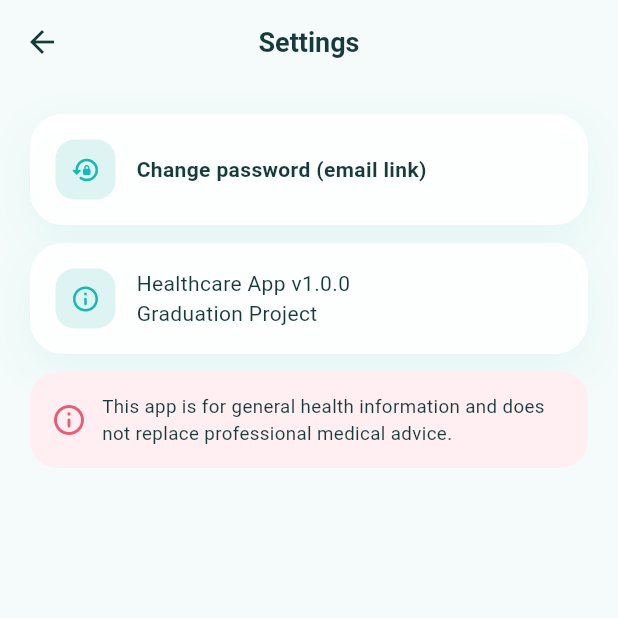
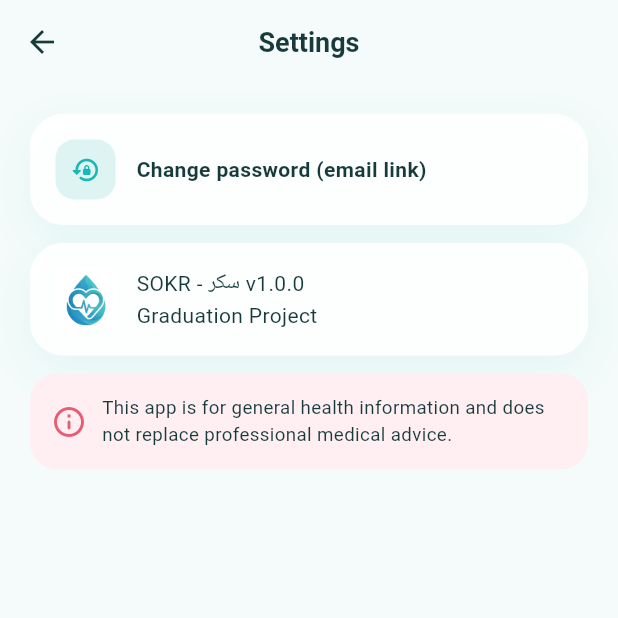
Before and after one commit to bodzreda-rgb/sokr, a Flutter app: the screen it shows once a user with an empty profile is signed in, item 5 of the bottom bar chosen, after a tap on "Settings", on a phone screen of 412 x 824 dp, the top half of it. Run offline on Flutter 3.47's test engine with Material 3 defaults, Android fonts, the phone set to English and light mode, and no system bars; our stand-ins replace file_picker, fl_chart, geolocator, supabase_flutter; accounts and stored records are empty.

Commit message:
Brand app as SOKR - سكر with new logo and icons
Co-Authored-By: Claude Opus 5.5 <noreply@anthropic.com>

```diff
--- a/lib/main.dart
+++ b/lib/main.dart
@@ -25,7 +25,7 @@ class HealthApp extends StatelessWidget {
   Widget build(BuildContext context) {
     return MaterialApp(
       debugShowCheckedModeBanner: false,
-      title: 'Healthcare',
+      title: 'SOKR - سكر',
       theme: AppTheme.light,
       scrollBehavior: const AppScrollBehavior(),
       // law Supabase msh configured bnwareh el user ezay y3mlo badal crash
--- a/lib/screens/auth/login_page.dart
+++ b/lib/screens/auth/login_page.dart
@@ -71,11 +71,12 @@ class _LoginPageState extends State<LoginPage> {
                   child: Column(
                     crossAxisAlignment: CrossAxisAlignment.stretch,
                     children: [
-                      const Center(child: IconTile(icon: Icons.monitor_heart_rounded, size: 72)),
-                      const SizedBox(height: 20),
-                      const Text('Your Health\nOur Priority',
+                      // el logo beta3 SOKR - سكر
+                      const AppLogo(height: 130),
+                      const SizedBox(height: 16),
+                      const Text('Your Health, Our Priority',
                           textAlign: TextAlign.center,
-                          style: TextStyle(fontSize: 28, fontWeight: FontWeight.w800, height: 1.2)),
+                          style: TextStyle(fontSize: 22, fontWeight: FontWeight.w800)),
                       const SizedBox(height: 8),
                       const Text('Login to your account',
                           textAlign: TextAlign.center,
--- a/lib/screens/auth/setup_required_page.dart
+++ b/lib/screens/auth/setup_required_page.dart
@@ -18,7 +18,7 @@ class SetupRequiredPage extends StatelessWidget {
                 child: Column(
                   mainAxisSize: MainAxisSize.min,
                   children: [
-                    IconTile(icon: Icons.settings_rounded, size: 64),
+                    AppLogo(height: 90),
                     SizedBox(height: 16),
                     Text('Supabase is not configured',
                         style: TextStyle(fontSize: 18, fontWeight: FontWeight.w800)),
--- a/lib/screens/auth/signup_page.dart
+++ b/lib/screens/auth/signup_page.dart
@@ -79,6 +79,8 @@ class _SignUpPageState extends State<SignUpPage> {
                   child: Column(
                     crossAxisAlignment: CrossAxisAlignment.stretch,
                     children: [
+                      const AppLogo(height: 90),
+                      const SizedBox(height: 16),
                       const Text('Create Account',
                           textAlign: TextAlign.center,
                           style: TextStyle(fontSize: 26, fontWeight: FontWeight.w800)),
--- a/lib/screens/dashboards/dashboard_common.dart
+++ b/lib/screens/dashboards/dashboard_common.dart
@@ -18,7 +18,7 @@ class DashboardHeader extends StatelessWidget {
       valueListenable: AuthService.instance.profile,
       builder: (context, user, _) => Row(
         children: [
-          InitialsAvatar(name: user?.fullName ?? '', radius: 24),
+          const AppLogo(iconOnly: true, height: 48),
           const SizedBox(width: 12),
           Expanded(
             child: Column(
--- a/lib/screens/home/home_page.dart
+++ b/lib/screens/home/home_page.dart
@@ -101,6 +101,9 @@ class _HomePageState extends State<HomePage> {
       valueListenable: AuthService.instance.profile,
       builder: (context, user, _) => Row(
         children: [
+          // el icon beta3 SOKR
+          const AppLogo(iconOnly: true, height: 44),
+          const SizedBox(width: 10),
           Expanded(
             child: Column(
               crossAxisAlignment: CrossAxisAlignment.start,
--- a/lib/screens/profile/profile_extras.dart
+++ b/lib/screens/profile/profile_extras.dart
@@ -283,9 +283,9 @@ class SettingsPage extends StatelessWidget {
           const AppCard(
             child: Row(
               children: [
-                IconTile(icon: Icons.info_outline_rounded, size: 40),
+                AppLogo(iconOnly: true, height: 40),
                 SizedBox(width: 14),
-                Expanded(child: Text('Healthcare App v1.0.0\nGraduation Project')),
+                Expanded(child: Text('SOKR - سكر v1.0.0\nGraduation Project')),
               ],
             ),
           ),
--- a/lib/widgets/common_widgets.dart
+++ b/lib/widgets/common_widgets.dart
@@ -519,3 +519,22 @@ String dbDate(DateTime d) =>
     '${d.year}-${d.month.toString().padLeft(2, '0')}-${d.day.toString().padLeft(2, '0')}';
 
 String money(double v) => 'EGP ${v.toStringAsFixed(v % 1 == 0 ? 0 : 2)}';
+
+// da el logo beta3 el app (SOKR - سكر)
+// iconOnly = el no2ta bas (lel headers), 8er keda el logo kamel bel esm
+class AppLogo extends StatelessWidget {
+  final double height;
+  final bool iconOnly;
+  const AppLogo({super.key, this.height = 80, this.iconOnly = false});
+
+  @override
+  Widget build(BuildContext context) {
+    return Image.asset(
+      iconOnly ? 'assets/logo_icon.png' : 'assets/logo.png',
+      height: height,
+      fit: BoxFit.contain,
+      // law el sora ma-et7amaletsh, n3rd icon badal crash
+      errorBuilder: (_, _, _) => IconTile(icon: Icons.water_drop_rounded, size: height),
+    );
+  }
+}
```
Also changed, not shown: pubspec.yaml (+5 -4 lines), assets/logo.png (added), assets/logo_icon.png (added), 29 other files.
